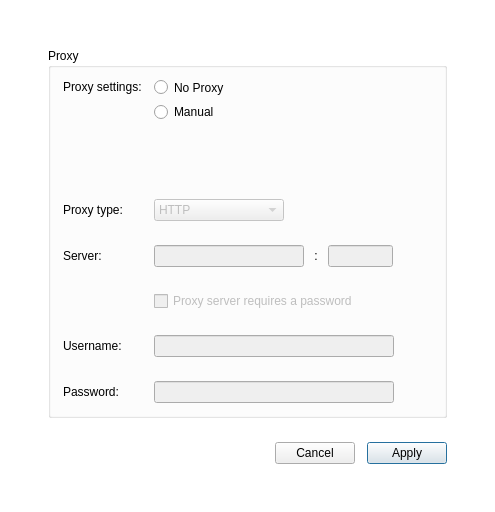
Old version of the form src/MEGASync/gui/ui/ProxySettings.ui in the repository meganz/MEGAsync.
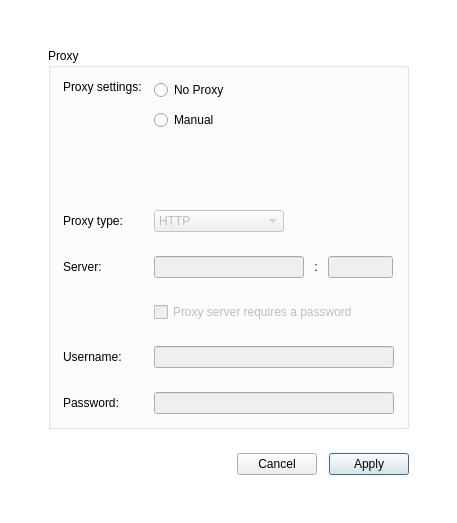
New version of the form. Icons and pictures are not drawn. Custom widgets are drawn as their Qt base class.

Commit message: Fix cut text error on proxy dialog

What changed in the file:
```diff
--- a/src/MEGASync/gui/ui/ProxySettings.ui
+++ b/src/MEGASync/gui/ui/ProxySettings.ui
@@ -21,8 +21,8 @@
   </property>
   <property name="minimumSize">
    <size>
-    <width>495</width>
-    <height>512</height>
+    <width>0</width>
+    <height>0</height>
    </size>
   </property>
   <property name="maximumSize">
@@ -52,6 +52,9 @@
    <property name="spacing">
     <number>24</number>
    </property>
+   <property name="sizeConstraint">
+    <enum>QLayout::SetFixedSize</enum>
+   </property>
    <property name="leftMargin">
     <number>48</number>
    </property>
```
The commit also changes 1 other file.
